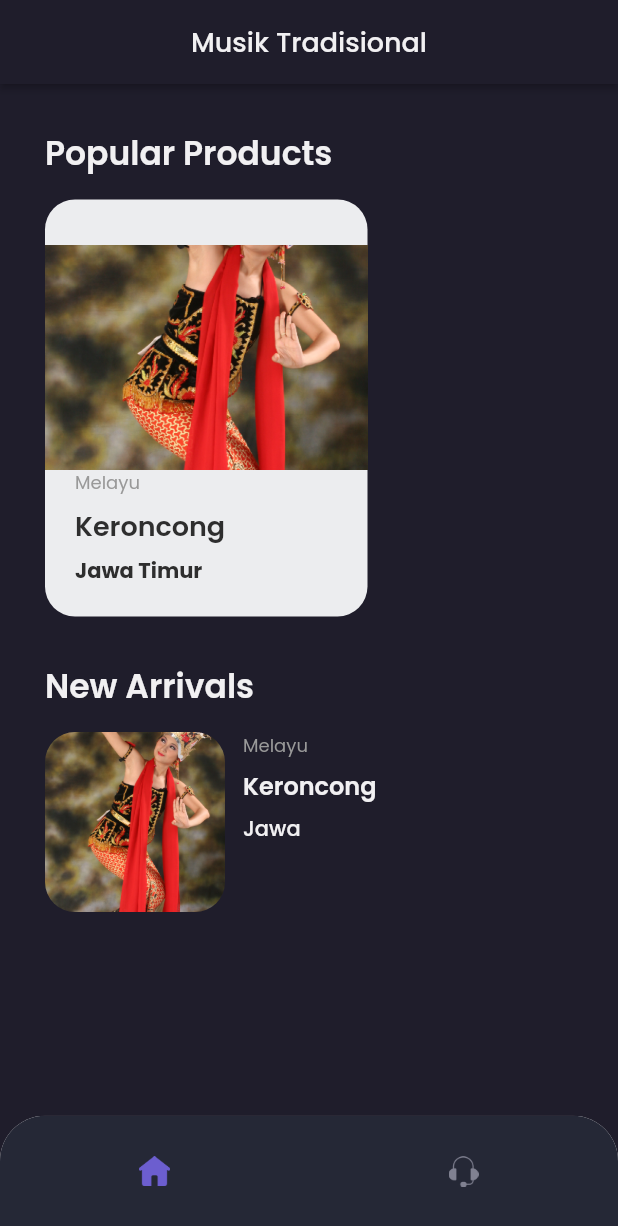
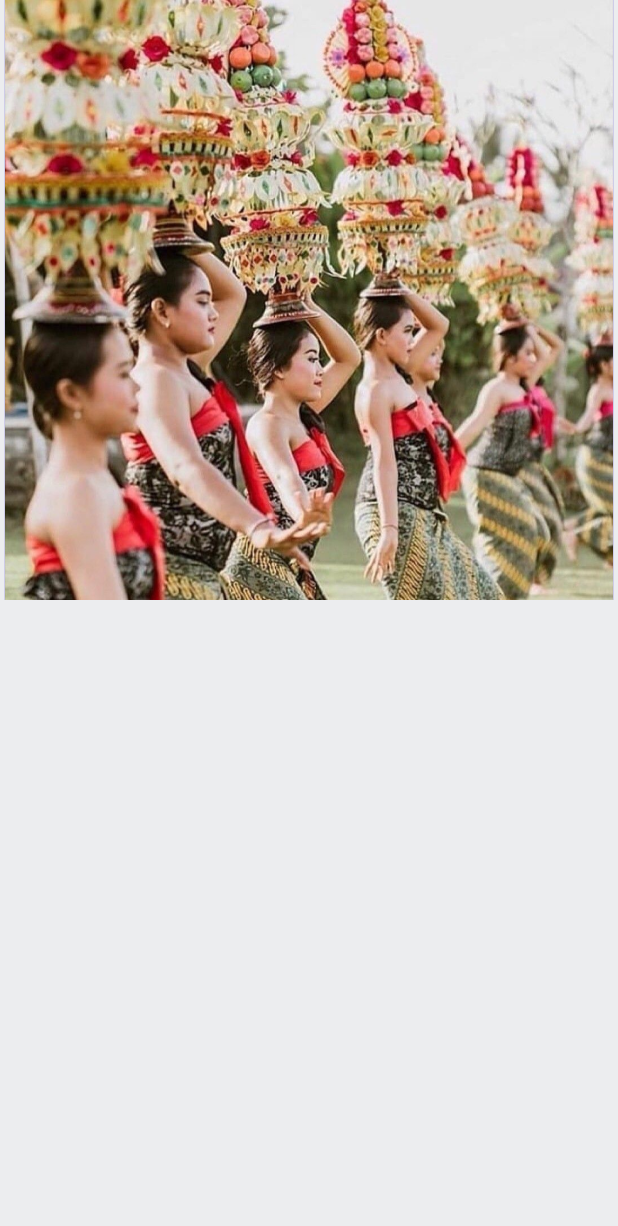
Before and after one commit to rafiyandi/Clasification-Genre-Musik-Tradisional-Using-Long-short-term-memory-LSTM--Mobile, a Flutter app: the screen it shows after launch, after a tap on "Melayu", on a phone screen of 412 x 824 dp. Shown: the top 1226 px of the screen. Run offline on Flutter 3.47's test engine with Material 2 defaults, Android fonts, the phone set to English and light mode, and no system bars; drawn by our look-alikes of carousel_slider; our stand-ins replace google_fonts, smooth_page_indicator.

Commit message:
detail musik

```diff
--- a/lib/presentation/app_widget.dart
+++ b/lib/presentation/app_widget.dart
@@ -1,6 +1,7 @@
 import 'package:flutter/material.dart';
 import 'package:genremusik/presentation/home/clasificasi_genre.dart';
 import 'package:genremusik/presentation/home/main_page.dart';
+import 'package:genremusik/presentation/page/detailmusik/detail_musik.dart';
 import 'package:genremusik/presentation/page/splash/splash_page.dart';
 
 class AppWidget extends StatelessWidget {
@@ -12,8 +13,9 @@ class AppWidget extends StatelessWidget {
       routes: {
         '/': (context) => const SplashPage(),
         // '/sign-in': (context) => SplashPage(),
-        '/home': (context) => MainPage(),
-        '/genre': (context) => ClasifikasiGenre(),
+        '/home': (context) => const MainPage(),
+        '/genre': (context) => const ClasifikasiGenre(),
+        '/detail-musik': (context) => DetailMusicPage(),
       },
     );
   }
--- a/lib/presentation/home/home_page.dart
+++ b/lib/presentation/home/home_page.dart
@@ -3,9 +3,10 @@ import 'package:genremusik/presentation/home/widgets/musik_cart.dart';
 import 'package:genremusik/presentation/home/widgets/musik_tile.dart';
 import 'package:genremusik/shared/theme.dart';
 import 'package:genremusik/widgets/appBar/appbar_title.dart';
-import 'package:provider/provider.dart';
 
 class HomePage extends StatefulWidget {
+  const HomePage({Key? key}) : super(key: key);
+
   @override
   State<HomePage> createState() => _HomePageState();
 }
@@ -18,7 +19,7 @@ class _HomePageState extends State<HomePage> {
     // UserModel user = authProvider.user;
     // ProductProvider productProvider = Provider.of<ProductProvider>(context);
 
-    Widget popularProductsTitle() {
+    Widget musikTradisionalTitle() {
       return Container(
         margin: EdgeInsets.only(
           top: defaultMargin,
@@ -26,7 +27,7 @@ class _HomePageState extends State<HomePage> {
           right: defaultMargin,
         ),
         child: Text(
-          'Popular Products',
+          'Musik Tradisional',
           style: primaryTextStyle.copyWith(
             fontSize: 22,
             fontWeight: semiBold,
@@ -35,9 +36,9 @@ class _HomePageState extends State<HomePage> {
       );
     }
 
-    Widget popularProducts() {
+    Widget musikTradisional() {
       return Container(
-        margin: EdgeInsets.only(top: 14),
+        margin: const EdgeInsets.only(top: 14),
         child: SingleChildScrollView(
           scrollDirection: Axis.horizontal,
           child: Row(
@@ -52,7 +53,10 @@ class _HomePageState extends State<HomePage> {
                 //         )
                 //         .toList() ??
                 //     [],
-                children: [
+                children: const [
+                  MusikCart(),
+                  MusikCart(),
+                  MusikCart(),
                   MusikCart(),
                 ],
               ),
@@ -62,7 +66,7 @@ class _HomePageState extends State<HomePage> {
       );
     }
 
-    Widget newArrivalsTitle() {
+    Widget lainnyaTitle() {
       return Container(
         margin: EdgeInsets.only(
           top: defaultMargin,
@@ -79,9 +83,9 @@ class _HomePageState extends State<HomePage> {
       );
     }
 
-    Widget newArrivals() {
+    Widget lainnya() {
       return Container(
-        margin: EdgeInsets.only(
+        margin: const EdgeInsets.only(
           top: 14,
         ),
         child: Column(
@@ -90,7 +94,11 @@ class _HomePageState extends State<HomePage> {
           //       (product) => MusikTile(product),
           //     )
           //     .toList(),
-          children: [
+          children: const [
+            MusikTile(),
+            MusikTile(),
+            MusikTile(),
+            MusikTile(),
             MusikTile(),
           ],
         ),
@@ -100,10 +108,10 @@ class _HomePageState extends State<HomePage> {
     return ListView(
       children: [
         appBarTitle("Musik Tradisional"),
-        popularProductsTitle(),
-        popularProducts(),
-        newArrivalsTitle(),
-        newArrivals(),
+        musikTradisionalTitle(),
+        musikTradisional(),
+        lainnyaTitle(),
+        lainnya(),
       ],
     );
   }
--- a/lib/presentation/home/main_page.dart
+++ b/lib/presentation/home/main_page.dart
@@ -5,6 +5,8 @@ import 'package:genremusik/shared/theme.dart';
 // import 'package:shamo/providers/page_provider.dart';
 
 class MainPage extends StatefulWidget {
+  const MainPage({Key? key}) : super(key: key);
+
   @override
   _MainPageState createState() => _MainPageState();
 }
@@ -28,11 +30,11 @@ class _MainPageState extends State<MainPage> {
 
     Widget customBottomNav() {
       return ClipRRect(
-        borderRadius: BorderRadius.vertical(
+        borderRadius: const BorderRadius.vertical(
           top: Radius.circular(30),
         ),
         child: BottomAppBar(
-          shape: CircularNotchedRectangle(),
+          shape: const CircularNotchedRectangle(),
           notchMargin: 12,
           clipBehavior: Clip.antiAlias,
           child: BottomNavigationBar(
@@ -48,22 +50,26 @@ class _MainPageState extends State<MainPage> {
             items: [
               BottomNavigationBarItem(
                 icon: Container(
-                  margin: EdgeInsets.only(top: 20, bottom: 10),
+                  margin: const EdgeInsets.only(top: 20, bottom: 10),
                   child: Image.asset(
                     "assets/icon/icon_home.png",
                     width: 21,
-                    color: currentIndex == 0 ? primaryColor : Color(0xff808191),
+                    color: currentIndex == 0
+                        ? primaryColor
+                        : const Color(0xff808191),
                   ),
                 ),
                 label: '',
               ),
               BottomNavigationBarItem(
                 icon: Container(
-                  margin: EdgeInsets.only(top: 20, bottom: 10),
+                  margin: const EdgeInsets.only(top: 20, bottom: 10),
                   child: Image.asset(
                     "assets/icon/icon_headset.png",
                     width: 20,
-                    color: currentIndex == 1 ? primaryColor : Color(0xff808191),
+                    color: currentIndex == 1
+                        ? primaryColor
+                        : const Color(0xff808191),
                   ),
                 ),
                 label: '',
@@ -77,11 +83,11 @@ class _MainPageState extends State<MainPage> {
     Widget body() {
       switch (currentIndex) {
         case 0:
-          return HomePage();
+          return const HomePage();
         case 1:
-          return ClasifikasiGenre();
+          return const ClasifikasiGenre();
         default:
-          return HomePage();
+          return const HomePage();
       }
     }
 
--- a/lib/presentation/home/widgets/musik_cart.dart
+++ b/lib/presentation/home/widgets/musik_cart.dart
@@ -1,8 +1,11 @@
 import 'package:flutter/material.dart';
+import 'package:genremusik/presentation/page/detailmusik/detail_musik.dart';
 import 'package:genremusik/shared/theme.dart';
 // import 'package:shamo/pages/product_page.dart';
 
 class MusikCart extends StatelessWidget {
+  const MusikCart({Key? key}) : super(key: key);
+
   // MusikCart(this.product);
   // final ProductModel product;
 
@@ -10,12 +13,12 @@ class MusikCart extends StatelessWidget {
   Widget build(BuildContext context) {
     return GestureDetector(
       onTap: () {
-        // Navigator.push(
-        //   context,
-        //   MaterialPageRoute(
-        //     builder: (context) => ProductPage(product),
-        //   ),
-        // );
+        Navigator.push(
+          context,
+          MaterialPageRoute(
+            builder: (context) => DetailMusicPage(),
+          ),
+        );
       },
       child: Container(
         width: 215,
@@ -25,14 +28,11 @@ class MusikCart extends StatelessWidget {
         ),
         decoration: BoxDecoration(
           borderRadius: BorderRadius.circular(20),
-          color: Color(0xffECEDEF),
+          color: const Color(0xffECEDEF),
         ),
         child: Column(
           crossAxisAlignment: CrossAxisAlignment.start,
           children: [
-            SizedBox(
-              height: 30,
-            ),
             // Image.network(
             //   product.galleries[0].url,
             //   width: 215,
@@ -40,11 +40,15 @@ class MusikCart extends StatelessWidget {
             //   fit: BoxFit.cover,
             // ),
 
-            Image.asset(
-              'assets/image/image_tarian2.png',
-              width: 215,
-              height: 150,
-              fit: BoxFit.cover,
+            ClipRRect(
+              borderRadius: BorderRadius.circular(15),
+              child: Image.asset(
+                'assets/image/image_tarian2.png',
+                width: double.infinity,
+                height: 150,
+                fit: BoxFit.cover,
+                alignment: Alignment.topCenter,
+              ),
             ),
             // CachedNetworkImage(
             //   imageUrl: widget.product.galleries[0].url,
@@ -52,7 +56,7 @@ class MusikCart extends StatelessWidget {
             //   height: 150,
             // ),
             Container(
-              margin: EdgeInsets.symmetric(
+              margin: const EdgeInsets.symmetric(
                 horizontal: 20,
               ),
               child: Column(
@@ -70,7 +74,7 @@ class MusikCart extends StatelessWidget {
                       fontSize: 12,
                     ),
                   ),
-                  SizedBox(
+                  const SizedBox(
                     height: 6,
                   ),
                   // Text(
@@ -91,7 +95,7 @@ class MusikCart extends StatelessWidget {
                     overflow: TextOverflow.ellipsis,
                     maxLines: 1,
                   ),
-                  SizedBox(
+                  const SizedBox(
                     height: 6,
                   ),
                   Text(
@@ -108,6 +112,5 @@ class MusikCart extends StatelessWidget {
         ),
       ),
     );
-    ;
   }
 }
--- a/lib/presentation/home/widgets/musik_tile.dart
+++ b/lib/presentation/home/widgets/musik_tile.dart
@@ -1,8 +1,11 @@
 import 'package:flutter/material.dart';
 import 'package:flutter/widgets.dart';
+import 'package:genremusik/presentation/page/detailmusik/detail_musik.dart';
 import 'package:genremusik/shared/theme.dart';
 
 class MusikTile extends StatelessWidget {
+  const MusikTile({Key? key}) : super(key: key);
+
   // final ProductModel product;
   // MusikTile(this.product);
 
@@ -10,12 +13,12 @@ class MusikTile extends StatelessWidget {
   Widget build(BuildContext context) {
     return GestureDetector(
       onTap: () {
-        // Navigator.push(
-        //   context,
-        //   MaterialPageRoute(
-        //     builder: (context) => ProductPage(product),
-        //   ),
-        // );
+        Navigator.push(
+          context,
+          MaterialPageRoute(
+            builder: (context) => DetailMusicPage(),
+          ),
+        );
       },
       child: Container(
         margin: EdgeInsets.only(
@@ -42,7 +45,7 @@ class MusikTile extends StatelessWidget {
                   height: 120,
                   fit: BoxFit.cover,
                 )),
-            SizedBox(
+            const SizedBox(
               width: 12,
             ),
             Expanded(
@@ -52,7 +55,7 @@ class MusikTile extends StatelessWidget {
                 Text("Melayu",
                     style: secondaryTextStyle.copyWith(
                         fontSize: 12, fontWeight: regular)),
-                SizedBox(
+                const SizedBox(
                   height: 6,
                 ),
                 Text(
@@ -60,7 +63,7 @@ class MusikTile extends StatelessWidget {
                   style: primaryTextStyle.copyWith(
                       fontSize: 16, fontWeight: semiBold),
                 ),
-                SizedBox(
+                const SizedBox(
                   height: 6,
                 ),
                 Text(
--- /dev/null
+++ b/lib/presentation/page/detailmusik/detail_musik.dart
@@ -0,0 +1,347 @@
+import 'package:carousel_slider/carousel_slider.dart';
+import 'package:flutter/material.dart';
+import 'package:genremusik/shared/theme.dart';
+import 'package:provider/provider.dart';
+import 'package:smooth_page_indicator/smooth_page_indicator.dart';
+
+class DetailMusicPage extends StatefulWidget {
+  @override
+  _DetailMusicPageState createState() => _DetailMusicPageState();
+  // final ProductModel product;
+  // DetailMusicPage(this.product);
+}
+
+class _DetailMusicPageState extends State<DetailMusicPage> {
+  final images = [
+    "assets/image/image_tarian1.jpg",
+    "assets/image/image_tarian2.png",
+    "assets/image/image_tarian3.png",
+    "assets/image/image_tarian4.jpg",
+  ];
+
+  // List familiarShoes = [
+  //   "assets/image_shoes1.png",
+  //   "assets/image_shoes2.png",
+  //   "assets/image_shoes3.png",
+  //   "assets/image_shoes4.png",
+  //   "assets/image_shoes5.png",
+  //   "assets/image_shoes6.png",
+  //   "assets/image_shoes7.png",
+  // ];
+
+  int currentIndex = 0;
+  // bool isWishlist = false;
+
+  @override
+  Widget build(BuildContext context) {
+    // WishlistProvider wishlistProvider = Provider.of<WishlistProvider>(context);
+    // CartProvider cartProvider = Provider.of<CartProvider>(context);
+
+    // Widget indicator(int index) {
+    //   return Container(
+    //     width: currentIndex == index ? 16 : 4,
+    //     height: 4,
+    //     margin: EdgeInsets.symmetric(horizontal: 2),
+    //     decoration: BoxDecoration(
+    //         borderRadius: BorderRadius.circular(10),
+    //         color: currentIndex == index ? primaryColor : Color(0xffc4c4c4)),
+    //   );
+    // }
+
+// Widget indicator(){
+//   return AnimatedSmoothIndicator(activeIndex: activeIndex, count: count)
+// }
+
+    Widget buildImage(String urlImage, int index) {
+      return Container(
+        color: primaryColor,
+        child: Image.asset(
+          urlImage,
+          fit: BoxFit.cover,
+        ),
+      );
+    }
+
+    Widget familiarShoesCard(String imageUrl) {
+      return Container(
+        width: 54,
+        height: 54,
+        margin: EdgeInsets.only(
+          right: 16,
+        ),
+        decoration: BoxDecoration(
+            image: DecorationImage(image: AssetImage(imageUrl)),
+            borderRadius: BorderRadius.circular(6)),
+      );
+    }
+
+    Widget header() {
+      int index = -1;
+      return Column(
+        mainAxisAlignment: MainAxisAlignment.center,
+        children: [
+          CarouselSlider.builder(
+            options: CarouselOptions(
+              height: 400,
+              viewportFraction: 1,
+              initialPage: 0,
+              onPageChanged: (index, reason) {
+                setState(() {
+                  currentIndex = index;
+                });
+              },
+            ),
+            itemCount: images.length,
+            itemBuilder: (context, index, realIndex) {
+              final urlImage = images[index];
+              return buildImage(urlImage, index);
+            },
+          ),
+          SizedBox(
+            height: 20,
+          ),
+          // Row(
+          //     mainAxisAlignment: MainAxisAlignment.center,
+          //     children: images.map((e) {
+          //       index++;
+          //       return indicator(index);
+          //     }).toList())
+        ],
+      );
+    }
+
+    Widget content() {
+      int index = -1;
+      return Container(
+        width: double.infinity,
+        margin: EdgeInsets.only(top: 17),
+        decoration: BoxDecoration(
+            borderRadius: BorderRadius.vertical(
+              top: Radius.circular(24),
+            ),
+            color: backgroundColor1),
+
+        //
+        child: Column(
+          // NOTE : HEADER
+          crossAxisAlignment: CrossAxisAlignment.start,
+          children: [
+            Container(
+              margin: EdgeInsets.only(
+                  top: defaultMargin,
+                  right: defaultMargin,
+                  left: defaultMargin),
+              child: Row(
+                mainAxisAlignment: MainAxisAlignment.spaceBetween,
+                children: [
+                  //
+                  Expanded(
+                    child: Column(
+                      crossAxisAlignment: CrossAxisAlignment.start,
+                      children: [
+                        Text(
+                          "Keroncong",
+                          style: primaryTextStyle.copyWith(
+                              fontSize: 18, fontWeight: semiBold),
+                        ),
+                        Text(
+                          "Melayu",
+                          style: secondaryTextStyle.copyWith(fontSize: 12),
+                        )
+                      ],
+                    ),
+                  ),
+
+                  // GestureDetector(
+                  //   onTap: () {
+                  //     // setState(() {
+                  //     //   isWishlist = !isWishlist;
+                  //     // });
+                  //     // wishlistProvider.setProduct(widget.product);
+
+                  //     if (wishlistProvider.isWishlist(widget.product)) {
+                  //       ScaffoldMessenger.of(context).showSnackBar(
+                  //         SnackBar(
+                  //           backgroundColor: secondaryColor,
+                  //           content: Text(
+                  //             'Has been added to the Wishlist',
+                  //             textAlign: TextAlign.center,
+                  //           ),
+                  //         ),
+                  //       );
+                  //     } else {
+                  //       ScaffoldMessenger.of(context).showSnackBar(
+                  //         SnackBar(
+                  //           backgroundColor: alertColor,
+                  //           content: Text(
+                  //             'Has been removed from the Wishlist',
+                  //             textAlign: TextAlign.center,
+                  //           ),
+                  //         ),
+                  //       );
+                  //     }
+                  //   },
+                  //   child: Image.asset(
+                  //     wishlistProvider.isWishlist(widget.product)
+
+                  //         // isWishlist
+                  //         ? 'assets/button_wishlist_blue.png'
+                  //         : 'assets/button_wishlist.png',
+                  //     width: 46,
+                  //   ),
+                  // ),
+                ],
+              ),
+            ),
+
+            SizedBox(
+              height: 20,
+            ),
+            Container(
+              margin: EdgeInsets.symmetric(horizontal: defaultMargin),
+              width: double.infinity,
+              padding: EdgeInsets.all(16),
+              decoration: BoxDecoration(
+                  color: backgroundColor2,
+                  borderRadius: BorderRadius.circular(4)),
+              child: Row(
+                mainAxisAlignment: MainAxisAlignment.spaceBetween,
+                children: [
+                  Text(
+                    "Price starts from",
+                    style: primaryTextStyle,
+                    overflow: TextOverflow.ellipsis,
+                  ),
+                  Text("\$${70}",
+                      style: priceTextStyle.copyWith(
+                        fontSize: 16,
+                        fontWeight: semiBold,
+                      ))
+                ],
+              ),
+            ),
+            Container(
+              margin: EdgeInsets.only(
+                  top: defaultMargin,
+                  right: defaultMargin,
+                  left: defaultMargin),
+              child: Column(
+                crossAxisAlignment: CrossAxisAlignment.start,
+                children: [
+                  Text(
+                    "Description",
+                    style: primaryTextStyle.copyWith(fontWeight: medium),
+                  ),
+                  SizedBox(
+                    height: 12,
+                  ),
+                  Text(
+                    "widget.product.description",
+                    style: subtitleTextStyle.copyWith(fontWeight: semiBold),
+                    textAlign: TextAlign.justify,
+                  )
+                ],
+              ),
+            ),
+            // Container(
+            //   width: double.infinity,
+            //   margin: EdgeInsets.only(top: defaultMargin),
+            //   child: Column(
+            //     crossAxisAlignment: CrossAxisAlignment.start,
+            //     children: [
+            //       Padding(
+            //         padding: EdgeInsets.symmetric(horizontal: defaultMargin),
+            //         child: Text(
+            //           "Fimiliar Shoes",
+            //           style: primaryTextStyle.copyWith(fontWeight: medium),
+            //         ),
+            //       ),
+            //       SizedBox(
+            //         height: 12,
+            //       ),
+            //       SingleChildScrollView(
+            //         scrollDirection: Axis.horizontal,
+            //         child: Row(
+            //           children: familiarShoes.map((image) {
+            //             index++;
+            //             return Container(
+            //               margin: EdgeInsets.only(
+            //                   left: index == 0 ? defaultMargin : 0),
+            //               child: familiarShoesCard(image),
+            //             );
+            //           }).toList(),
+            //         ),
+            //       )
+            //     ],
+            //   ),
+            // ),
+            //NOTE:BUTTON
+            // Container(
+            //   margin: EdgeInsets.all(defaultMargin),
+            //   width: double.infinity,
+            //   child: Row(
+            //     children: [
+            //       Container(
+            //         height: 54,
+            //         width: 54,
+            //         decoration: BoxDecoration(
+            //           image: DecorationImage(
+            //               image: AssetImage("assets/button_chat.png")),
+            //         ),
+            //       ),
+            //       SizedBox(
+            //         width: 16,
+            //       ),
+            //       Expanded(
+            //         child: Container(
+            //             height: 54,
+            //             child: TextButton(
+            //               onPressed: () {
+            //                 // cartProvider.addCart(widget.product);
+            //                 showSuccessDialog();
+            //               },
+            //               style: TextButton.styleFrom(
+            //                   backgroundColor: primaryColor,
+            //                   shape: RoundedRectangleBorder(
+            //                       borderRadius: BorderRadius.circular(12))),
+            //               child: Text(
+            //                 "Add to Cart",
+            //                 style: primaryTextStyle.copyWith(
+            //                     fontSize: 16, fontWeight: semiBold),
+            //               ),
+            //             )),
+            //       )
+            //     ],
+            //   ),
+            // )
+          ],
+        ),
+      );
+    }
+
+    Widget secondHeadr() {
+      return Container(
+        width: double.infinity,
+        height: 375,
+        decoration: BoxDecoration(
+          image: DecorationImage(
+              image: AssetImage(
+                'assets/image/image_tarian2.png',
+              ),
+              fit: BoxFit.cover),
+        ),
+      );
+    }
+
+    return Scaffold(
+      backgroundColor: backgroundColor6,
+      body: ListView(
+        children: [
+          // secondHeadr()
+          header(),
+          // content(),
+        ],
+      ),
+    );
+  }
+}
--- a/pubspec.yaml
+++ b/pubspec.yaml
@@ -38,6 +38,7 @@ dependencies:
   carousel_slider: ^4.1.1
   provider: ^6.0.3
   http: ^0.13.4
+  smooth_page_indicator: ^1.0.0+2
 
 dev_dependencies:
   flutter_test:
```
Also changed, not shown: lib/presentation/home/clasificasi_genre.dart (+45 -1 lines), lib/widgets/text/header_text_title.dart (added), pubspec.lock.
